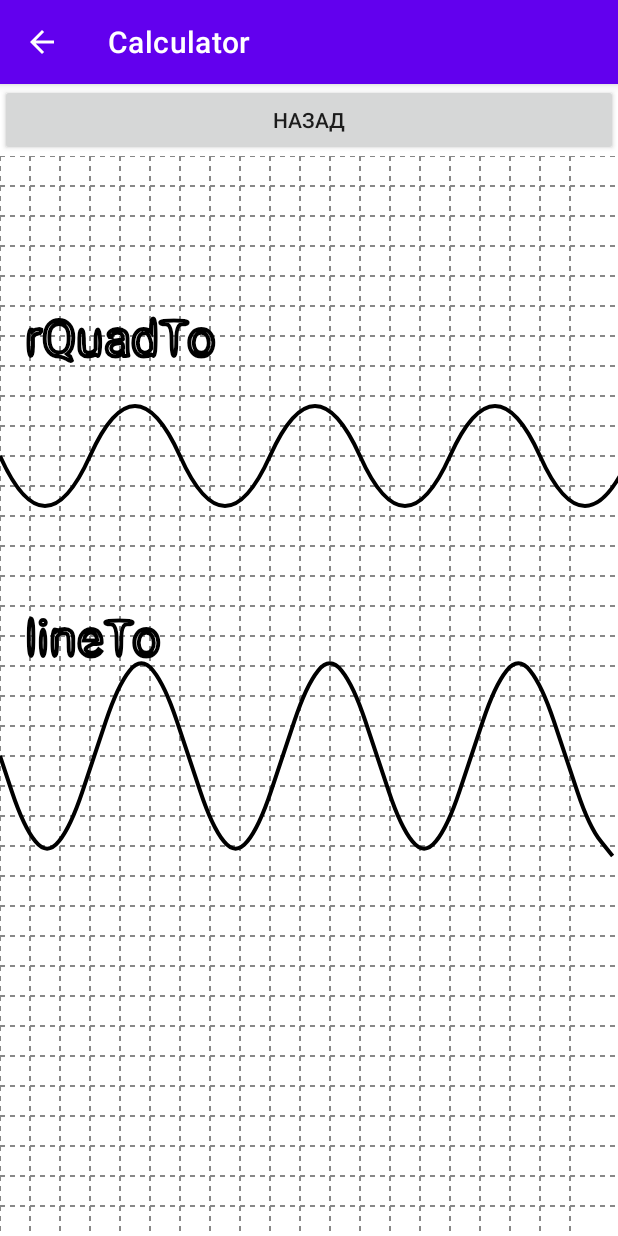
After one commit to MyTh1c2L/Calculator, an Android app: the GraphActivity screen opened directly, with no data from a screen before it, on a phone screen of 412 x 824 dp. The commit adds this screen. Run offline under Robolectric (Android 15) with nearby library versions, the phone set to English and light mode, and no system bars.

Commit message:
final (?) lab3

```diff
--- a/app/src/main/AndroidManifest.xml
+++ b/app/src/main/AndroidManifest.xml
@@ -20,7 +20,8 @@
                 <category android:name="android.intent.category.LAUNCHER" />
             </intent-filter>
         </activity>
-        <activity android:name=".CalculatorActivity"/>
+        <activity android:name=".CalculatorActivity" android:parentActivityName=".MainActivity"/>
+        <activity android:name=".GraphActivity" android:parentActivityName=".MainActivity"/>
     </application>
 
 </manifest>
--- /dev/null
+++ b/app/src/main/java/com/example/calculator/GraphActivity.java
@@ -0,0 +1,107 @@
+package com.example.calculator;
+
+import android.content.Context;
+import android.graphics.Bitmap;
+import android.graphics.Canvas;
+import android.graphics.Color;
+import android.graphics.CornerPathEffect;
+import android.graphics.DashPathEffect;
+import android.graphics.Paint;
+import android.graphics.Path;
+import android.graphics.Rect;
+import android.os.Bundle;
+import android.view.SurfaceView;
+import android.view.View;
+import android.widget.Button;
+import android.widget.ImageView;
+import android.widget.LinearLayout;
+
+import androidx.appcompat.app.AppCompatActivity;
+
+public class GraphActivity extends AppCompatActivity {
+
+    @Override
+    protected void onCreate(Bundle savedInstanceState) {
+        super.onCreate(savedInstanceState);
+
+        LinearLayout layout = new LinearLayout(this);
+        layout.setOrientation(LinearLayout.VERTICAL);
+
+        Button button = new Button(this);
+        button.setText("Назад");
+        button.setOnClickListener(view -> backToMain(view));
+
+        DrawView view = new DrawView(this);
+
+        layout.addView(button,0);
+        layout.addView(view,1);
+
+        setContentView(layout);
+    }
+
+    public void backToMain(View view) {
+        this.finish();
+    }
+}
+
+class DrawView extends View {
+
+    Paint paint;
+    Paint paintGrid;
+
+    public DrawView(Context context) {
+        super(context);
+        paint = new Paint();
+        paintGrid = new Paint();
+    }
+
+    @Override
+    protected void onDraw(Canvas canvas) {
+        canvas.drawARGB(255,255,255,255);
+
+        int maxSizeX = canvas.getWidth();
+        int maxSizeY = canvas.getHeight();
+
+        paint.setColor(Color.BLACK);
+        paint.setStrokeWidth(4);
+        paint.setAntiAlias(true);
+        paint.setStyle(Paint.Style.STROKE);
+        paint.setTextSize(50);
+        paint.setPathEffect(new CornerPathEffect(50));
+
+        paintGrid.setStrokeWidth(2);
+        paintGrid.setColor(Color.GRAY);
+        paintGrid.setStyle(Paint.Style.STROKE);
+        paintGrid.setPathEffect(new DashPathEffect(new float[]{ 5, 5 }, 0));
+
+        int X = 0;
+        for(int i = 0; i < maxSizeX / 30; i++) {
+            canvas.drawLine(X, 0, X, maxSizeY, paintGrid);
+            X += 30;
+        }
+
+        int Y = 0;
+        for(int i = 0; i < maxSizeY / 30; i++) {
+            canvas.drawLine(0, Y, maxSizeX, Y, paintGrid);
+            Y += 30;
+        }
+
+        Path path = new Path();
+        path.moveTo(0, 300);
+        for (int i = 0; i < maxSizeX; i += 180) {
+            path.rQuadTo(45, 100, 90, 0);
+            path.rQuadTo(45, -100, 90, 0);
+        }
+        canvas.drawText("rQuadTo", 25, 200, paint);
+        canvas.drawPath(path, paint);
+
+        path = new Path();
+        path.moveTo(0, 600);
+        for (float x = (float) (Math.PI / 4); x * 30 < maxSizeX; x += (Math.PI / 4)) {
+            float y = (float) Math.sin(x);
+            path.lineTo(x * 30, 600 + y * 100 );
+        }
+        canvas.drawText("lineTo", 25, 500, paint);
+        canvas.drawPath(path, paint);
+    }
+}
--- a/app/src/main/java/com/example/calculator/MainActivity.java
+++ b/app/src/main/java/com/example/calculator/MainActivity.java
@@ -30,6 +30,10 @@ public class MainActivity extends AppCompatActivity {
         Intent intent = new Intent(this, CalculatorActivity.class);
         startActivity(intent);
     }
+    public void openGraph(View view) {
+        Intent intent = new Intent(this, GraphActivity.class);
+        startActivity(intent);
+    }
 
     public void close(View view) {
         this.finishAffinity();
--- a/app/src/main/res/layout/activity_main.xml
+++ b/app/src/main/res/layout/activity_main.xml
@@ -36,6 +36,7 @@
             android:layout_weight="1"
             android:background="@color/white"
             android:contentDescription="Графики"
+            android:onClick="openGraph"
             android:enabled="false"
             android:src="@drawable/graph" />
     </LinearLayout>
--- /dev/null
+++ b/app/src/main/res/layout/graph_canvas.xml
@@ -0,0 +1,9 @@
+<?xml version="1.0" encoding="utf-8"?>
+<androidx.constraintlayout.widget.ConstraintLayout
+    xmlns:android="http://schemas.android.com/apk/res/android"
+    xmlns:app="http://schemas.android.com/apk/res-auto"
+    xmlns:tools="http://schemas.android.com/tools"
+    android:layout_width="match_parent"
+    android:layout_height="match_parent"
+    tools:context=".GraphActivity">
+</androidx.constraintlayout.widget.ConstraintLayout>
```
